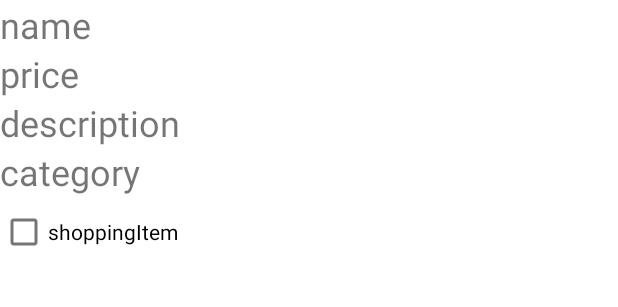
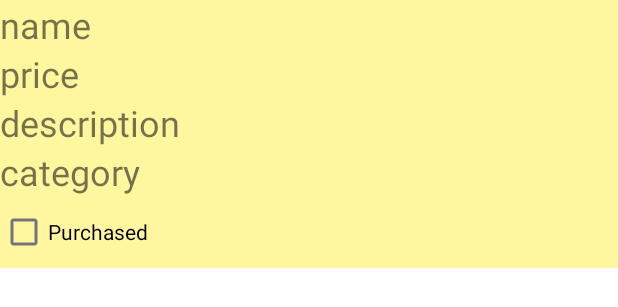
Before and after one commit to annguyen9461/androidProjects, an Android app: the layout shopping_row.xml on its own in the app's theme, with its tools: preview values and no code run, on a phone screen of 412 x 824 dp. Shown: the top 307 px of the screen. Run offline under Robolectric (Android 15) with nearby library versions, the phone set to English and light mode, and no system bars.

Commit message:
some bg color for the item_row

```diff
--- a/shoppingListApp/app/src/main/res/layout/shopping_row.xml
+++ b/shoppingListApp/app/src/main/res/layout/shopping_row.xml
@@ -1,8 +1,10 @@
 <?xml version="1.0" encoding="utf-8"?>
 <LinearLayout xmlns:android="http://schemas.android.com/apk/res/android"
-    android:orientation="vertical"
     android:layout_width="match_parent"
-    android:layout_height="wrap_content">
+    android:layout_height="wrap_content"
+    android:layout_marginBottom="10dp"
+    android:background="#fff6a0"
+    android:orientation="vertical">
 
     <TextView
         android:id="@+id/tvName"
@@ -36,6 +38,6 @@
         android:id="@+id/cbBought"
         android:layout_width="wrap_content"
         android:layout_height="wrap_content"
-        android:text="shoppingItem" />
+        android:text="Purchased" />
 
 </LinearLayout>
```
